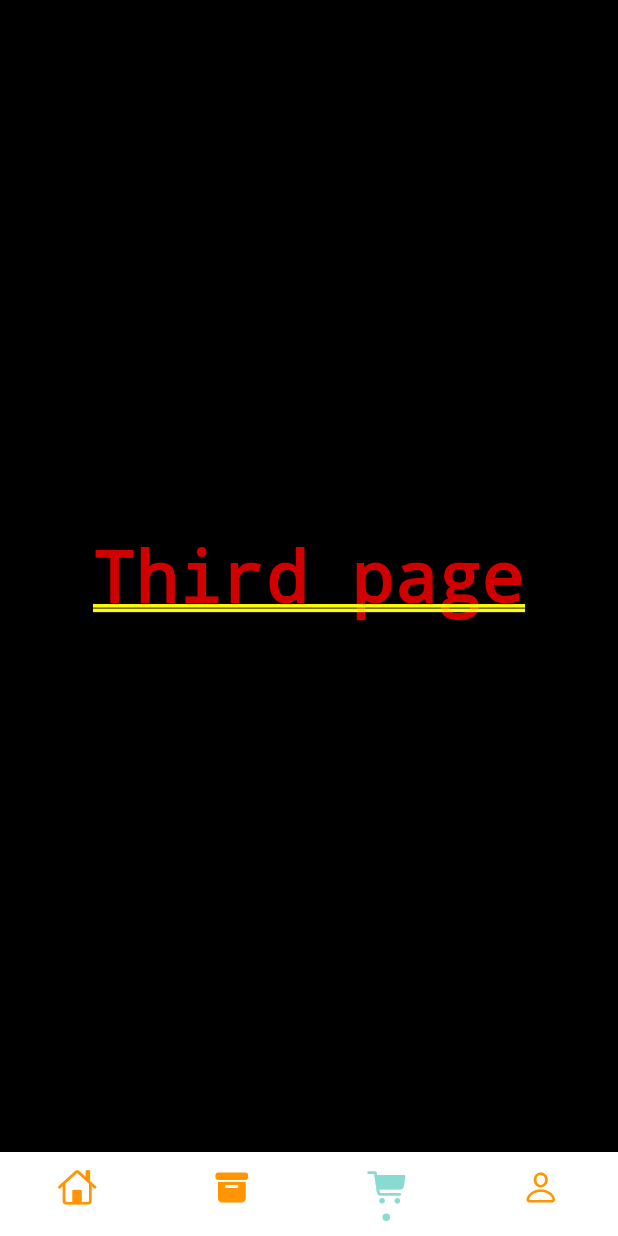
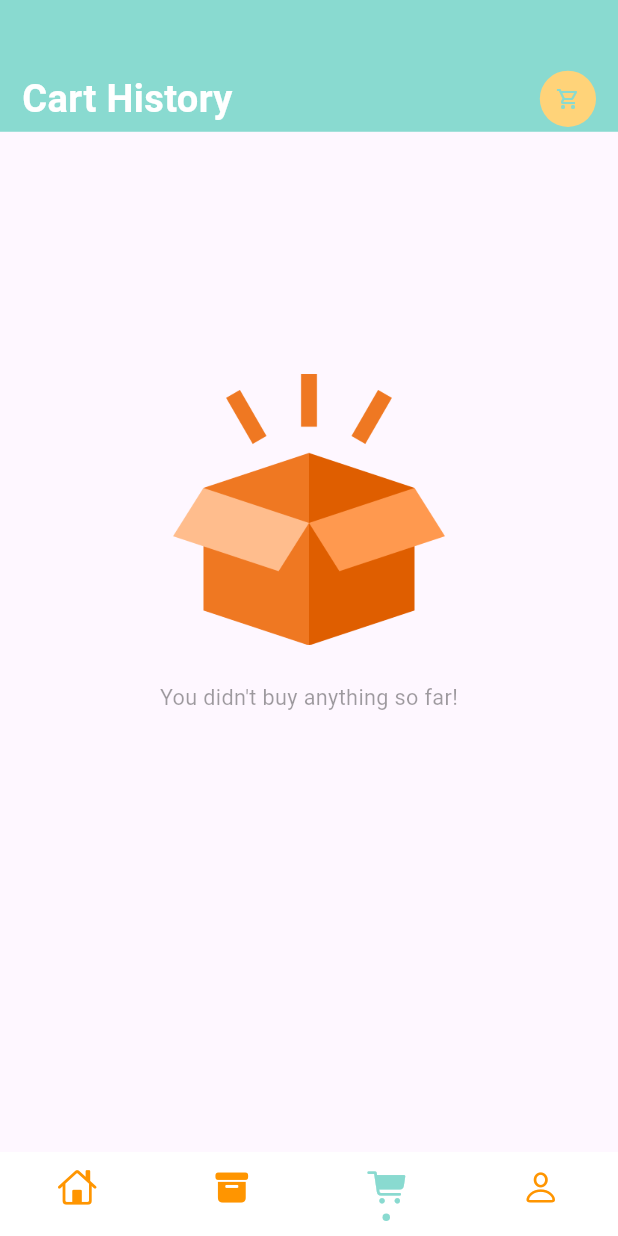
Before and after one commit to pradun-oops/food, a Flutter app: the screen it shows after launch, item 3 of the bottom bar chosen, on a phone screen of 412 x 824 dp. Run offline on Flutter 3.47's test engine with Material 3 defaults, Android fonts, the phone set to English and light mode, and no system bars; drawn by our look-alikes of persistent_bottom_nav_bar; our stand-ins replace dots_indicator, get, shared_preferences; network calls fail.

Commit message:
cart history page

```diff
--- /dev/null
+++ b/lib/base/no_data_page.dart
@@ -0,0 +1,36 @@
+import 'package:flutter/material.dart';
+
+class NoDataPage extends StatelessWidget {
+  final String text;
+  final String imgPath;
+  const NoDataPage(
+      {super.key,
+      required this.text,
+      this.imgPath = "assets/image/empty_cart.png"});
+
+  @override
+  Widget build(BuildContext context) {
+    return Column(
+      mainAxisAlignment: MainAxisAlignment.center,
+      crossAxisAlignment: CrossAxisAlignment.stretch,
+      children: [
+        Image.asset(
+          imgPath,
+          height: MediaQuery.of(context).size.height * 0.22,
+          width: MediaQuery.of(context).size.width * 0.22,
+        ),
+        SizedBox(
+          height: MediaQuery.of(context).size.height * 0.03,
+        ),
+        Text(
+          text,
+          style: TextStyle(
+            fontSize: MediaQuery.of(context).size.height * 0.0175,
+            color: Theme.of(context).disabledColor,
+          ),
+          textAlign: TextAlign.center,
+        )
+      ],
+    );
+  }
+}
--- a/lib/controller/cart_controller.dart
+++ b/lib/controller/cart_controller.dart
@@ -9,7 +9,7 @@ class CartController extends GetxController {
   final CartRepo cartRepo;
 
   CartController({required this.cartRepo});
-  final Map<int, CartModel> _items = {};
+  Map<int, CartModel> _items = {};
   Map<int, CartModel> get items => _items;
   List<CartModel> storageItems = [];
 
@@ -114,4 +114,28 @@ class CartController extends GetxController {
       _items.putIfAbsent(storageItems[i].product!.id!, () => storageItems[i]);
     }
   }
+
+  void addToHistory() {
+    cartRepo.addToCartHistoryList();
+    clear();
+  }
+
+  void clear() {
+    _items = {};
+    update();
+  }
+
+  List<CartModel> getCartHistoryList() {
+    return cartRepo.getCartHistoryList();
+  }
+
+  set setItems(Map<int, CartModel> setItems) {
+    _items = {};
+    _items = setItems;
+  }
+
+  void addToCartList() {
+    cartRepo.addToCartList(getItems);
+    update();
+  }
 }
--- a/lib/data/repository/cart_repo.dart
+++ b/lib/data/repository/cart_repo.dart
@@ -10,23 +10,60 @@ class CartRepo {
   final SharedPreferences sharedPreferences;
   CartRepo({required this.sharedPreferences});
 
-  List<String> carts = [];
+  List<String> cart = [];
+  List<String> cartHistory = [];
   void addToCartList(List<CartModel> cartlist) {
-    carts = [];
+    // sharedPreferences.remove(AppConstants.CART_LIST);
+    // sharedPreferences.remove(AppConstants.CART_HISTORY_LIST);
+    var time = DateTime.now().toString();
+    cart = [];
 
-    cartlist.forEach((element) => carts.add(jsonEncode(element)));
-    sharedPreferences.setStringList(AppConstants.CART_LIST, carts);
+    cartlist.forEach((element) {
+      element.time = time;
+      return cart.add(jsonEncode(element));
+    });
+    sharedPreferences.setStringList(AppConstants.CART_LIST, cart);
   }
 
   List<CartModel> getCartList() {
     if (sharedPreferences.containsKey(AppConstants.CART_LIST)) {
-      carts = sharedPreferences.getStringList(AppConstants.CART_LIST)!;
+      cart = sharedPreferences.getStringList(AppConstants.CART_LIST)!;
     }
 
     List<CartModel> cartList = [];
 
-    carts.forEach(
+    cart.forEach(
         (element) => cartList.add(CartModel.fromJson(jsonDecode(element))));
     return cartList;
   }
+
+  List<CartModel> getCartHistoryList() {
+    if (sharedPreferences.containsKey(AppConstants.CART_HISTORY_LIST)) {
+      cartHistory = [];
+      cartHistory =
+          sharedPreferences.getStringList(AppConstants.CART_HISTORY_LIST)!;
+    }
+    List<CartModel> cartListHistory = [];
+    cartHistory.forEach((element) =>
+        cartListHistory.add(CartModel.fromJson(jsonDecode(element))));
+    return cartListHistory;
+  }
+
+  void addToCartHistoryList() {
+    if (sharedPreferences.containsKey(AppConstants.CART_HISTORY_LIST)) {
+      cartHistory =
+          sharedPreferences.getStringList(AppConstants.CART_HISTORY_LIST)!;
+    }
+    for (int i = 0; i < cart.length; i++) {
+      cartHistory.add(cart[i]);
+    }
+    removeCart();
+    sharedPreferences.setStringList(
+        AppConstants.CART_HISTORY_LIST, cartHistory);
+  }
+
+  void removeCart() {
+    cart = [];
+    sharedPreferences.remove(AppConstants.CART_LIST);
+  }
 }
--- /dev/null
+++ b/lib/pages/cart/cart_history.dart
@@ -0,0 +1,262 @@
+import 'dart:convert';
+
+import 'package:flutter/material.dart';
+import 'package:get/get.dart';
+import 'package:intl/intl.dart';
+import 'package:snacksprite/base/no_data_page.dart';
+import 'package:snacksprite/controller/cart_controller.dart';
+import 'package:snacksprite/models/cart_model.dart';
+import 'package:snacksprite/route/route_helper.dart';
+import 'package:snacksprite/utils/app_constants.dart';
+import 'package:snacksprite/utils/color.dart';
+import 'package:snacksprite/utils/dimension.dart';
+import 'package:snacksprite/widgets/app_icon.dart';
+import 'package:snacksprite/widgets/big_text.dart';
+import 'package:snacksprite/widgets/small_text.dart';
+
+class CartHistory extends StatelessWidget {
+  const CartHistory({super.key});
+
+  @override
+  Widget build(BuildContext context) {
+    var getCartHistoryList =
+        Get.find<CartController>().getCartHistoryList().reversed.toList();
+    Map<String, int> cartItemsPerOrder = {};
+
+    for (int i = 0; i < getCartHistoryList.length; i++) {
+      if (cartItemsPerOrder.containsKey(getCartHistoryList[i].time)) {
+        cartItemsPerOrder.update(
+            getCartHistoryList[i].time!, (value) => ++value);
+      } else {
+        cartItemsPerOrder.putIfAbsent(getCartHistoryList[i].time!, () => 1);
+      }
+    }
+
+    List<int> cartItemPerOrderToList() {
+      return cartItemsPerOrder.entries.map((e) => e.value).toList();
+    }
+
+    List<String> cartOrderTimeToList() {
+      return cartItemsPerOrder.entries.map((e) => e.key).toList();
+    }
+
+    List<int> itemPerOrder = cartItemPerOrderToList();
+
+    var listCounter = 0;
+
+    Widget timeWidget(int index) {
+      var outputDate = DateTime.now().toString();
+      if (index < getCartHistoryList.length) {
+        DateTime parseDate = DateFormat("yyyy-MM-dd HH:mm:ss")
+            .parse(getCartHistoryList[listCounter].time!);
+        var inputdate = DateTime.parse(parseDate.toString());
+        var outputFormat = DateFormat("MM/dd/yyyy hh:mm:a");
+        outputDate = outputFormat.format(inputdate);
+      }
+      return BigText(
+        text: outputDate,
+        size: Dimension.font16,
+        color: AppColors.titleColor,
+      );
+    }
+
+    return Scaffold(
+      body: Column(
+        children: [
+          Container(
+            height: Dimension.height45 * 2,
+            width: double.maxFinite,
+            color: AppColors.mainColor,
+            padding: EdgeInsets.only(top: Dimension.height45),
+            child: Padding(
+              padding: EdgeInsets.symmetric(horizontal: Dimension.width15),
+              child: Row(
+                mainAxisAlignment: MainAxisAlignment.spaceBetween,
+                children: [
+                  BigText(
+                    text: "Cart History",
+                    color: Colors.white,
+                    size: Dimension.font26,
+                  ),
+                  AppIcon(
+                    icon: Icons.shopping_cart_outlined,
+                    iconColor: AppColors.mainColor,
+                    size: Dimension.iconSize24 * 1.6,
+                    backgroundColor: AppColors.yellowColor,
+                  )
+                ],
+              ),
+            ),
+          ),
+          GetBuilder<CartController>(builder: (_cartController) {
+            return _cartController.getCartHistoryList().isNotEmpty
+                ? Expanded(
+                    child: Container(
+                      margin: EdgeInsets.only(
+                        top: Dimension.height20,
+                        left: Dimension.width20,
+                        right: Dimension.width20,
+                      ),
+                      child: MediaQuery.removePadding(
+                        removeTop: true,
+                        context: context,
+                        child: ListView(
+                          children: [
+                            for (int i = 0; i < itemPerOrder.length; i++)
+                              Container(
+                                margin:
+                                    EdgeInsets.only(bottom: Dimension.height20),
+                                child: Column(
+                                  crossAxisAlignment: CrossAxisAlignment.start,
+                                  children: [
+                                    timeWidget(listCounter),
+                                    SizedBox(
+                                      height: Dimension.height10,
+                                    ),
+                                    Row(
+                                      mainAxisAlignment:
+                                          MainAxisAlignment.spaceBetween,
+                                      crossAxisAlignment:
+                                          CrossAxisAlignment.start,
+                                      children: [
+                                        Wrap(
+                                          direction: Axis.horizontal,
+                                          children: List.generate(
+                                              itemPerOrder[i], (index) {
+                                            if (listCounter <
+                                                getCartHistoryList.length) {
+                                              listCounter++;
+                                            }
+
+                                            return index <= 2
+                                                ? Container(
+                                                    height: Dimension.height45 *
+                                                        1.8,
+                                                    width:
+                                                        Dimension.width45 * 1.8,
+                                                    margin: EdgeInsets.only(
+                                                        right:
+                                                            Dimension.width10 /
+                                                                2),
+                                                    decoration: BoxDecoration(
+                                                      borderRadius:
+                                                          BorderRadius.circular(
+                                                        Dimension.radius15 / 2,
+                                                      ),
+                                                      image: DecorationImage(
+                                                        fit: BoxFit.cover,
+                                                        image: NetworkImage(
+                                                          AppConstants
+                                                                  .BASE_URL +
+                                                              AppConstants
+                                                                  .UPLOAD_URL +
+                                                              getCartHistoryList[
+                                                                      listCounter -
+                                                                          1]
+                                                                  .img!,
+                                                        ),
+                                                      ),
+                                                    ),
+                                                  )
+                                                : Container();
+                                          }),
+                                        ),
+                                        SizedBox(
+                                          height: Dimension.height45 * 1.8,
+                                          child: Column(
+                                            mainAxisAlignment:
+                                                MainAxisAlignment.spaceAround,
+                                            crossAxisAlignment:
+                                                CrossAxisAlignment.end,
+                                            children: [
+                                              SmallText(
+                                                text: "Total",
+                                                color: AppColors.titleColor,
+                                              ),
+                                              BigText(
+                                                text:
+                                                    "${itemPerOrder[i]} Items",
+                                                color: AppColors.titleColor,
+                                              ),
+                                              GestureDetector(
+                                                onTap: () {
+                                                  var orderTime =
+                                                      cartOrderTimeToList();
+                                                  Map<int, CartModel>
+                                                      moreOrder = {};
+                                                  for (int j = 0;
+                                                      j <
+                                                          getCartHistoryList
+                                                              .length;
+                                                      j++) {
+                                                    if (getCartHistoryList[j]
+                                                            .time ==
+                                                        orderTime[i]) {
+                                                      moreOrder.putIfAbsent(
+                                                          getCartHistoryList[j]
+                                                              .id!,
+                                                          () => CartModel.fromJson(
+                                                              jsonDecode(jsonEncode(
+                                                                  getCartHistoryList[
+                                                                      j]))));
+                                                    }
+                                                  }
+                                                  Get.find<CartController>()
+                                                      .setItems = moreOrder;
+                                                  Get.find<CartController>()
+                                                      .addToCartList();
+                                                  Get.toNamed(RouteHelper
+                                                      .getCartPage());
+                                                },
+                                                child: Container(
+                                                  padding: EdgeInsets.symmetric(
+                                                    horizontal:
+                                                        Dimension.width10 / 2,
+                                                    vertical:
+                                                        Dimension.height10 / 2,
+                                                  ),
+                                                  decoration: BoxDecoration(
+                                                    borderRadius:
+                                                        BorderRadius.circular(
+                                                            Dimension.radius15 /
+                                                                3),
+                                                    border: Border.all(
+                                                        width: 1,
+                                                        color: AppColors
+                                                            .mainColor),
+                                                  ),
+                                                  child: Center(
+                                                    child: SmallText(
+                                                      text: "One more",
+                                                      color:
+                                                          AppColors.mainColor,
+                                                    ),
+                                                  ),
+                                                ),
+                                              )
+                                            ],
+                                          ),
+                                        )
+                                      ],
+                                    )
+                                  ],
+                                ),
+                              ),
+                          ],
+                        ),
+                      ),
+                    ),
+                  )
+                : SizedBox(
+                    height: MediaQuery.of(context).size.height / 1.5,
+                    child: const NoDataPage(
+                      text: "You didn't buy anything so far!",
+                      imgPath: "assets/image/empty_box.png",
+                    ),
+                  );
+          }),
+        ],
+      ),
+    );
+  }
+}
--- a/lib/pages/home/home_page.dart
+++ b/lib/pages/home/home_page.dart
@@ -1,8 +1,9 @@
-// ignore_for_file: avoid_unnecessary_containers
+// ignore_for_file: avoid_unnecessary_containers, unused_field
 
 import 'package:flutter/cupertino.dart';
 import 'package:flutter/material.dart';
 import 'package:persistent_bottom_nav_bar/persistent_bottom_nav_bar.dart';
+import 'package:snacksprite/pages/cart/cart_history.dart';
 import 'package:snacksprite/pages/home/main_food_page.dart';
 import 'package:snacksprite/utils/color.dart';
 
@@ -17,25 +18,6 @@ class _HomePageState extends State<HomePage> {
   int _selectedIndex = 0;
 
   late PersistentTabController _controller;
-
-  List pages = [
-    const MainFoodPage(),
-    Container(
-      child: const Center(
-        child: Text("Second page"),
-      ),
-    ),
-    Container(
-      child: const Center(
-        child: Text("Third page"),
-      ),
-    ),
-    Container(
-      child: const Center(
-        child: Text("Fourth page"),
-      ),
-    ),
-  ];
 
   void onTapNav(int index) {
     setState(() {
@@ -54,14 +36,10 @@ class _HomePageState extends State<HomePage> {
       const MainFoodPage(),
       Container(
         child: const Center(
-          child: Text("Second page"),
-        ),
-      ),
-      Container(
-        child: const Center(
           child: Text("Third page"),
         ),
       ),
+      const CartHistory(),
       Container(
         child: const Center(
           child: Text("Fourth page"),
--- a/lib/utils/app_constants.dart
+++ b/lib/utils/app_constants.dart
@@ -10,4 +10,5 @@ class AppConstants {
   static const String TOKEN = "DBToken";
   static const String UPLOAD_URL = "/uploads/";
   static const String CART_LIST = "Cart-List";
+  static const String CART_HISTORY_LIST = "cart-histroy-list";
 }
--- a/pubspec.yaml
+++ b/pubspec.yaml
@@ -39,6 +39,7 @@ dependencies:
   get: ^4.6.6
   persistent_bottom_nav_bar: ^6.2.1
   shared_preferences: ^2.5.2
+  intl: ^0.20.2
 
 dev_dependencies:
   flutter_test:
```
Also changed, not shown: lib/pages/cart/cart_page.dart (+71 -34 lines), pubspec.lock.
